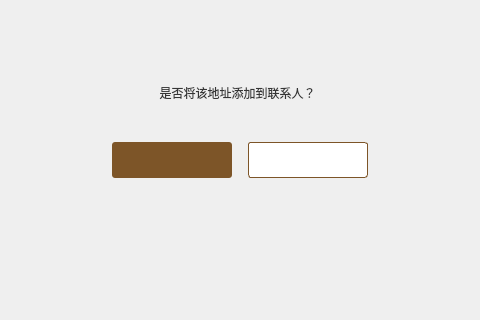
Before: the Qt Designer form commondialog.ui in cdcchain/cdc-wallet-qt, drawn with Qt 5; both pictures show x 240 to 720 and y 159 to 479 of the 960 by 580 pixel window.
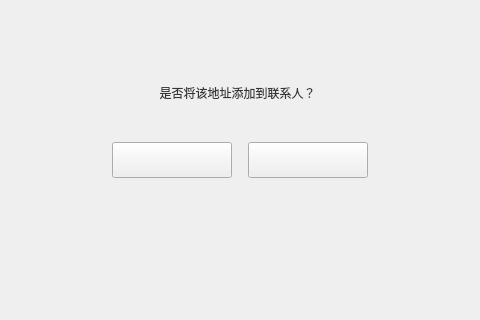
After: the same form once the commit is applied.

Commit message: Use macro to define all button color

Diff of the .ui file:
```diff
--- a/commondialog.ui
+++ b/commondialog.ui
@@ -76,8 +76,7 @@
       <cursorShape>PointingHandCursor</cursorShape>
      </property>
      <property name="styleSheet">
-      <string notr="true">QToolButton{background-color:rgb(125,85,40);color:#ffffff;border:none;border-radius:3px;}
-QToolButton:hover{background-color:rgb(185,150,85);}
+      <string notr="true">
 </string>
      </property>
      <property name="text">
@@ -102,8 +101,7 @@
       <cursorShape>PointingHandCursor</cursorShape>
      </property>
      <property name="styleSheet">
-      <string notr="true">QToolButton{background-color:#ffffff;color:#484848;border:1px solid rgb(125,85,40);border-radius:3px;}
-QToolButton:hover{color:rgb(125,85,40);}</string>
+      <string notr="true"/>
      </property>
      <property name="text">
       <string/>
```
The commit also changes 28 other files.
